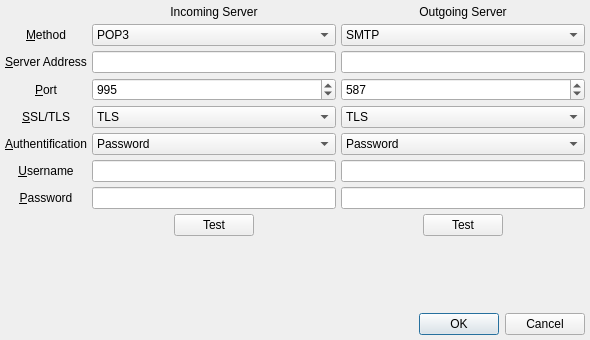
xloem/spot-on-svn, file UI/poptasticsettings.ui: the form before one commit.
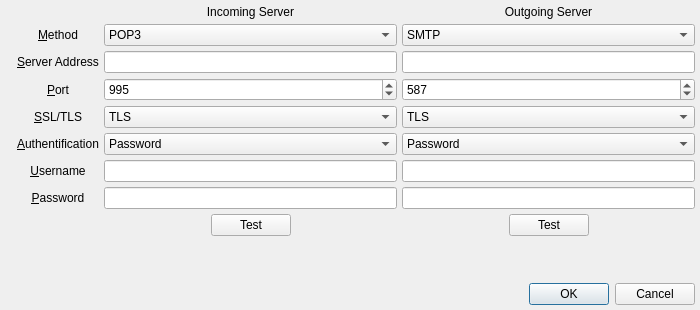
The form after the commit. Icons and pictures are not drawn.

The edit to the form file:
```diff
--- a/UI/poptasticsettings.ui
+++ b/UI/poptasticsettings.ui
@@ -6,8 +6,8 @@
    <rect>
     <x>0</x>
     <y>0</y>
-    <width>590</width>
-    <height>340</height>
+    <width>700</width>
+    <height>310</height>
    </rect>
   </property>
   <property name="windowTitle">
@@ -25,6 +25,30 @@
     <number>5</number>
    </property>
    <item>
+    <layout class="QHBoxLayout" name="horizontalLayout_4">
+     <property name="spacing">
+      <number>5</number>
+     </property>
+     <item>
+      <widget class="QLabel" name="label_6">
+       <property name="maximumSize">
+        <size>
+         <width>256</width>
+         <height>256</height>
+        </size>
+       </property>
+       <property name="text">
+        <string/>
+       </property>
+       <property name="pixmap">
+        <pixmap resource="../Icons/icons.qrc">:/Logo/poptastic.png</pixmap>
+       </property>
+       <property name="scaledContents">
+        <bool>true</bool>
+       </property>
+      </widget>
+     </item>
+     <item>
     <layout class="QGridLayout" name="gridLayout_2">
      <property name="spacing">
       <number>5</number>
@@ -372,6 +396,8 @@
      </item>
     </layout>
    </item>
+    </layout>
+   </item>
    <item>
     <spacer name="verticalSpacer">
      <property name="orientation">
```
Left out of the diff: 4 changed lines with no effect on the pictures. Lines whose indentation alone changed are shown as unchanged.
